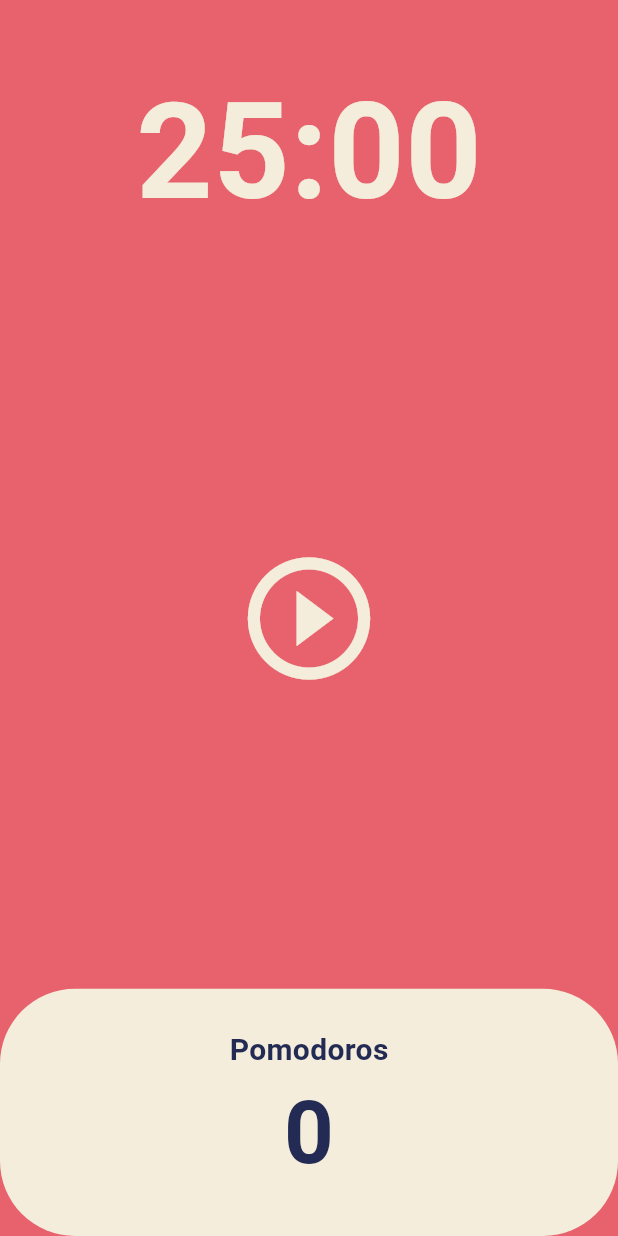
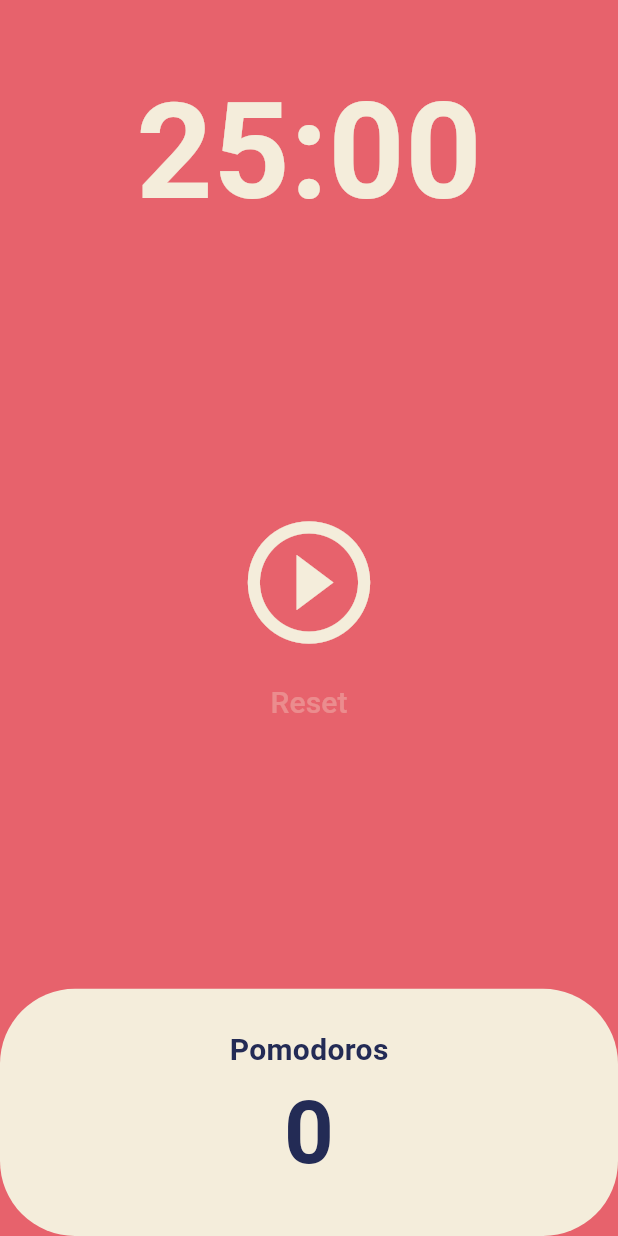
Before and after one commit to unsu0707/flutter-ui-practice, a Flutter app: the screen it shows after launch, on a phone screen of 412 x 824 dp. Run offline on Flutter 3.47's test engine with Material 3 defaults, Android fonts, the phone set to English and light mode, and no system bars.

Commit message:
Add reset button

```diff
--- a/lib/screens/home_screen.dart
+++ b/lib/screens/home_screen.dart
@@ -48,6 +48,14 @@ class _HomeScreenState extends State<HomeScreen> {
     });
   }
 
+  void onPressedReset() {
+    timer.cancel();
+    setState(() {
+      isRunning = false;
+      totalSeconds = twentyFiveMin;
+    });
+  }
+
   String format(int seconds) {
     var duration = Duration(seconds: seconds);
     return duration.toString().split(".").first.substring(2, 7);
@@ -74,8 +82,13 @@ class _HomeScreenState extends State<HomeScreen> {
         ),
         Flexible(
           flex: 3,
-          child: Center(
-            child: IconButton(
+          child: Row(
+            children: [
+              Expanded(
+                child: Column(
+                  mainAxisAlignment: MainAxisAlignment.center,
+                  children: [
+                    IconButton(
                       iconSize: 98,
                       color: Theme.of(context).cardColor,
                       onPressed: isRunning ? onPressedPause : onPressedStart,
@@ -83,6 +96,22 @@ class _HomeScreenState extends State<HomeScreen> {
                           ? Icons.pause_circle_outline
                           : Icons.play_circle_outline),
                     ),
+                    TextButton(
+                      onPressed: isRunning ? onPressedReset : () {},
+                      child: Text(
+                        'Reset',
+                        style: TextStyle(
+                          color: isRunning
+                              ? Theme.of(context).cardColor
+                              : Theme.of(context).cardColor.withOpacity(0.3),
+                          fontSize: 20,
+                        ),
+                      ),
+                    ),
+                  ],
+                ),
+              ),
+            ],
           ),
         ),
         Flexible(
```
Lines whose indentation alone changed are shown as unchanged.
